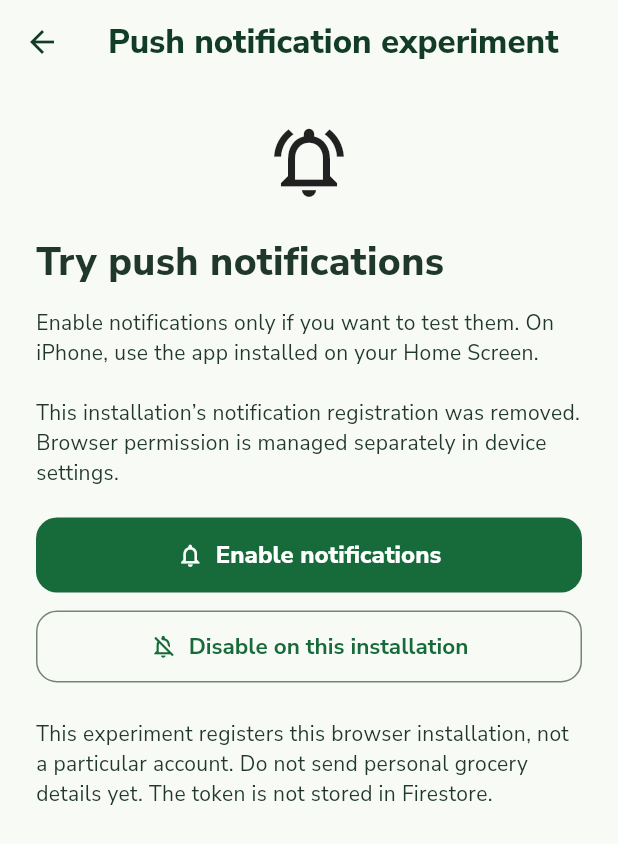
After one commit to faithgelemu/faithful-pantry, a Flutter app: the PushNotificationScreen screen opened directly, after a tap on "Enable notifications", after a tap on "Disable on this installation", on a phone screen of 412 x 824 dp. The commit adds this screen. Shown: the top 844 px of the screen. Run offline on Flutter 3.47's test engine with Material 3 defaults, Android fonts, the phone set to English and light mode, and no system bars; our stand-ins replace camera, cloud_firestore, firebase_auth, firebase_core, firebase_messaging, image_picker; missing offline and left inert: crop_your_image, dart:js_interop; accounts and stored records are empty; statements that could not run were skipped.

Commit message:
Add opt-in push experiment and verify Chrome and iPhone delivery

```diff
--- a/lib/profile_screen.dart
+++ b/lib/profile_screen.dart
@@ -2,6 +2,7 @@ import 'package:firebase_auth/firebase_auth.dart';
 import 'package:flutter/material.dart';
 
 import 'preferred_name_screen.dart';
+import 'push_notification_screen.dart';
 import 'reset_password_screen.dart';
 import 'services/settings_service.dart';
 import 'weekly_budget_screen.dart';
@@ -21,6 +22,7 @@ class _ProfileScreenState extends State<ProfileScreen> {
 
   bool isOpeningBudget = false;
   bool isOpeningName = false;
+  bool isOpeningNotifications = false;
 
   @override
   void initState() {
@@ -101,6 +103,28 @@ class _ProfileScreenState extends State<ProfileScreen> {
       if (mounted) {
         setState(() {
           isOpeningBudget = false;
+        });
+      }
+    }
+  }
+
+  Future<void> openNotifications() async {
+    if (isOpeningNotifications) return;
+
+    setState(() {
+      isOpeningNotifications = true;
+    });
+
+    try {
+      await Navigator.of(context).push<void>(
+        MaterialPageRoute(
+          builder: (_) => const PushNotificationScreen(),
+        ),
+      );
+    } finally {
+      if (mounted) {
+        setState(() {
+          isOpeningNotifications = false;
         });
       }
     }
@@ -340,6 +364,21 @@ class _ProfileScreenState extends State<ProfileScreen> {
             budgetSetting(),
             const SizedBox(height: 16),
             settingCard(
+              icon: Icons.notifications_outlined,
+              title: 'Push notifications',
+              description:
+                  'Try optional notifications on this installation. '
+                  'Automatic expiry reminders are not scheduled yet.',
+              action: OutlinedButton.icon(
+                onPressed: isOpeningNotifications
+                    ? null
+                    : openNotifications,
+                icon: const Icon(Icons.notifications_active_outlined),
+                label: const Text('Notification experiment'),
+              ),
+            ),
+            const SizedBox(height: 16),
+            settingCard(
               icon: Icons.lock_outline,
               title: 'Password',
               description: 'Reset your password through an email link.',
--- /dev/null
+++ b/lib/push_notification_screen.dart
@@ -0,0 +1,223 @@
+import 'package:firebase_core/firebase_core.dart';
+import 'package:flutter/material.dart';
+import 'package:flutter/services.dart';
+
+import 'services/push_notification_service.dart';
+
+class PushNotificationScreen extends StatefulWidget {
+  const PushNotificationScreen({super.key});
+
+  @override
+  State<PushNotificationScreen> createState() =>
+      _PushNotificationScreenState();
+}
+
+class _PushNotificationScreenState
+    extends State<PushNotificationScreen> {
+  final service = PushNotificationService();
+
+  bool isBusy = false;
+  String? token;
+  String? errorMessage;
+  String statusMessage =
+      'Choose Enable notifications to request permission '
+      'and register this browser installation.';
+
+  Future<void> enableNotifications() async {
+    if (isBusy) return;
+
+    setState(() {
+      isBusy = true;
+      errorMessage = null;
+    });
+
+    try {
+      final result = await service.enable();
+
+      if (!mounted) return;
+
+      setState(() {
+        token = result;
+        statusMessage =
+            'This browser installation is registered. '
+            'Automatic expiry reminders are not scheduled yet.';
+      });
+    } on StateError catch (error) {
+      if (!mounted) return;
+
+      setState(() {
+        errorMessage = error.message;
+      });
+    } on FirebaseException catch (_) {
+      if (!mounted) return;
+
+      setState(() {
+        errorMessage =
+            'Notification registration failed. Check your connection '
+            'and notification configuration, then try again.';
+      });
+    } catch (_) {
+      if (!mounted) return;
+
+      setState(() {
+        errorMessage =
+            'Unable to enable notifications. On iPhone, open the '
+            'installed Home Screen app and try again.';
+      });
+    } finally {
+      if (mounted) {
+        setState(() {
+          isBusy = false;
+        });
+      }
+    }
+  }
+
+  Future<void> disableNotifications() async {
+    if (isBusy) return;
+
+    setState(() {
+      isBusy = true;
+      errorMessage = null;
+    });
+
+    try {
+      await service.disable();
+
+      if (!mounted) return;
+
+      setState(() {
+        token = null;
+        statusMessage =
+            'This installation’s notification registration was removed. '
+            'Browser permission is managed separately in device settings.';
+      });
+    } catch (_) {
+      if (!mounted) return;
+
+      setState(() {
+        errorMessage =
+            'Unable to confirm notifications were disabled. '
+            'Check your connection and try again.';
+      });
+    } finally {
+      if (mounted) {
+        setState(() {
+          isBusy = false;
+        });
+      }
+    }
+  }
+
+  Future<void> copyToken() async {
+    final value = token;
+    if (value == null || isBusy) return;
+
+    try {
+      await Clipboard.setData(ClipboardData(text: value));
+
+      if (!mounted) return;
+
+      ScaffoldMessenger.of(context).showSnackBar(
+        const SnackBar(
+          content: Text(
+            'Test token copied. Paste it only into Firebase’s test tool.',
+          ),
+        ),
+      );
+    } catch (_) {
+      if (!mounted) return;
+
+      setState(() {
+        errorMessage = 'Unable to copy the test token.';
+      });
+    }
+  }
+
+  @override
+  Widget build(BuildContext context) {
+    return PopScope(
+      canPop: !isBusy,
+      child: Scaffold(
+        appBar: AppBar(
+          title: const Text('Push notification experiment'),
+          automaticallyImplyLeading: !isBusy,
+        ),
+        body: Center(
+          child: ConstrainedBox(
+            constraints: const BoxConstraints(maxWidth: 600),
+            child: ListView(
+              padding: const EdgeInsets.all(24),
+              children: [
+                const Icon(
+                  Icons.notifications_active_outlined,
+                  size: 56,
+                ),
+                const SizedBox(height: 20),
+                const Text(
+                  'Try push notifications',
+                  style: TextStyle(
+                    fontSize: 26,
+                    fontWeight: FontWeight.w800,
+                  ),
+                ),
+                const SizedBox(height: 12),
+                const Text(
+                  'Enable notifications only if you want to test them. '
+                  'On iPhone, use the app installed on your Home Screen.',
+                ),
+                const SizedBox(height: 20),
+                Semantics(
+                  liveRegion: true,
+                  child: Text(statusMessage),
+                ),
+                const SizedBox(height: 20),
+                FilledButton.icon(
+                  onPressed: isBusy ? null : enableNotifications,
+                  icon: const Icon(Icons.notifications_outlined),
+                  label: const Text('Enable notifications'),
+                ),
+                const SizedBox(height: 12),
+                OutlinedButton.icon(
+                  onPressed: isBusy ? null : disableNotifications,
+                  icon: const Icon(Icons.notifications_off_outlined),
+                  label: const Text('Disable on this installation'),
+                ),
+                if (token != null) ...[
+                  const SizedBox(height: 12),
+                  OutlinedButton.icon(
+                    onPressed: isBusy ? null : copyToken,
+                    icon: const Icon(Icons.copy_outlined),
+                    label: const Text('Copy test delivery token'),
+                  ),
+                ],
+                if (isBusy) ...[
+                  const SizedBox(height: 20),
+                  const LinearProgressIndicator(),
+                ],
+                if (errorMessage != null) ...[
+                  const SizedBox(height: 20),
+                  Semantics(
+                    liveRegion: true,
+                    child: Text(
+                      errorMessage!,
+                      style: TextStyle(
+                        color: Theme.of(context).colorScheme.error,
+                      ),
+                    ),
+                  ),
+                ],
+                const SizedBox(height: 24),
+                const Text(
+                  'This experiment registers this browser installation, '
+                  'not a particular account. Do not send personal grocery '
+                  'details yet. The token is not stored in Firestore.',
+                ),
+              ],
+            ),
+          ),
+        ),
+      ),
+    );
+  }
+}
--- /dev/null
+++ b/lib/services/push_notification_service.dart
@@ -0,0 +1,54 @@
+import 'package:firebase_messaging/firebase_messaging.dart';
+import 'package:flutter/foundation.dart';
+
+class PushNotificationService {
+  static const vapidKey = 'BI-euvdXz6UWmBrBVzjPW0CzoserKOJ-oVc-LRx4i3NZr1aW2y7-wnMk0C6zYe02EewLR0OBK-lPdiEILgmi2P8';
+
+  final FirebaseMessaging messaging = FirebaseMessaging.instance;
+
+  Future<String> enable() async {
+    if (!kIsWeb) {
+      throw StateError(
+        'This notification experiment currently supports web apps only.',
+      );
+    }
+
+    if (vapidKey == 'PASTE_YOUR_PUBLIC_VAPID_KEY_HERE') {
+      throw StateError('The public notification key has not been configured.');
+    }
+
+    // Call enable directly from a button press so the permission
+    // request follows an explicit user action.
+    final settings = await messaging.requestPermission(
+      alert: true,
+      badge: true,
+      sound: true,
+    );
+
+    if (settings.authorizationStatus != AuthorizationStatus.authorized) {
+      throw StateError(
+        'Notifications are not enabled. You can change permission '
+        'in your browser or device settings.',
+      );
+    }
+
+    // The web SDK registers firebase-messaging-sw.js using its
+    // separate messaging scope, alongside our offline worker.
+    final token = await messaging.getToken(
+      vapidKey: vapidKey,
+    );
+
+    if (token == null || token.isEmpty) {
+      throw StateError(
+        'Unable to register this device for notifications. '
+        'Check your connection and try again.',
+      );
+    }
+
+    return token;
+  }
+
+  Future<void> disable() async {
+    await messaging.deleteToken();
+  }
+}
--- a/pubspec.yaml
+++ b/pubspec.yaml
@@ -41,6 +41,7 @@ dependencies:
   image_picker: ^1.2.4
   camera: ^0.12.2
   crop_your_image: ^2.0.1
+  firebase_messaging: ^16.7.1
 
 dev_dependencies:
   flutter_test:
```
Also changed, not shown: pubspec.lock, 2 other files.
